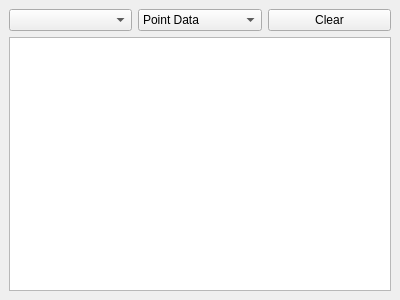
Qt form Qt/Components/Resources/UI/pqElementInspectorWidget.ui (wildmichael/ParaView3-enhancements-old) before a commit.
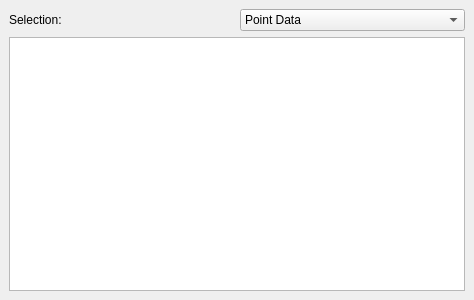
The same form after that commit.

Commit message: ENH: More fixes/enhancements to the ExtractCellSelection/ExtractPointSelection panels. ENH: Updated element inspector to show output from ExtractSelection filters.

```diff
--- a/Qt/Components/Resources/UI/pqElementInspectorWidget.ui
+++ b/Qt/Components/Resources/UI/pqElementInspectorWidget.ui
@@ -8,24 +8,21 @@
    <rect>
     <x>0</x>
     <y>0</y>
-    <width>400</width>
+    <width>474</width>
     <height>300</height>
    </rect>
   </property>
   <property name="windowTitle" >
    <string>Form</string>
   </property>
-  <layout class="QGridLayout" >
+  <layout class="QVBoxLayout" >
    <property name="margin" >
     <number>9</number>
    </property>
    <property name="spacing" >
     <number>6</number>
    </property>
-   <item row="1" column="0" >
-    <widget class="QTreeView" name="TreeView" />
-   </item>
-   <item row="0" column="0" >
+   <item>
     <layout class="QHBoxLayout" >
      <property name="margin" >
       <number>0</number>
@@ -34,7 +31,11 @@
       <number>6</number>
      </property>
      <item>
-      <widget class="QComboBox" name="SourceComboBox" />
+      <widget class="QLabel" name="SourceLabel" >
+       <property name="text" >
+        <string>Selection:</string>
+       </property>
+      </widget>
      </item>
      <item>
       <widget class="QComboBox" name="DataTypeComboBox" >
@@ -55,15 +56,11 @@
        </item>
       </widget>
      </item>
-     <item>
-      <widget class="QPushButton" name="ClearButton" >
-       <property name="text" >
-        <string>Clear</string>
-       </property>
-      </widget>
-     </item>
     </layout>
    </item>
+   <item>
+    <widget class="QTreeView" name="TreeView" />
+   </item>
   </layout>
  </widget>
  <pixmapfunction></pixmapfunction>
```
Left out of the diff: 4 changed lines with no effect on the pictures. The commit also changes 11 other files.
